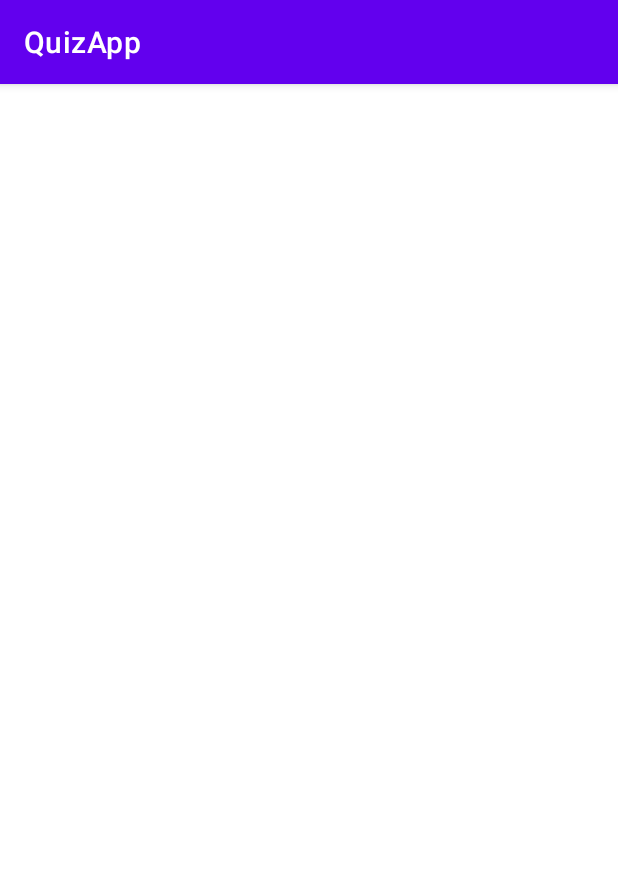
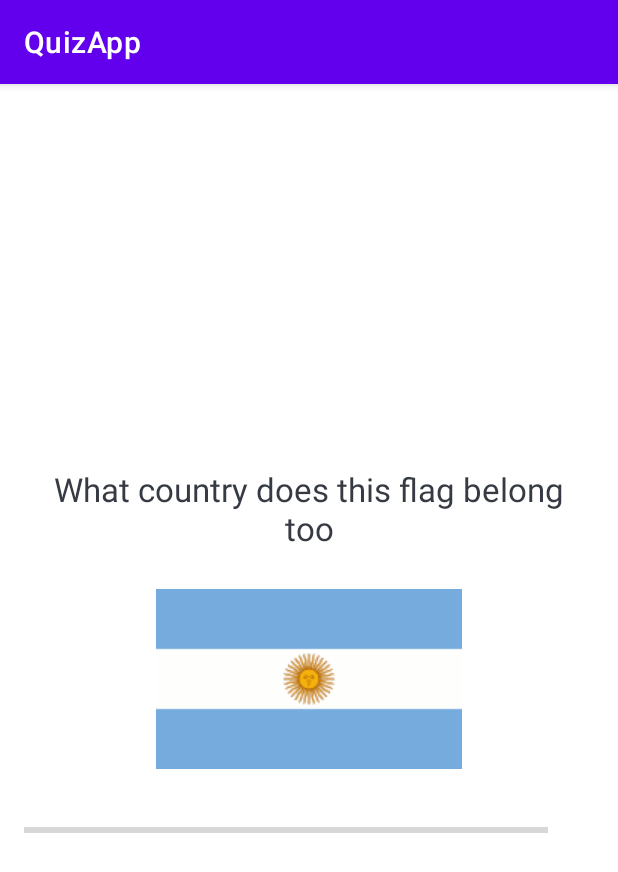
Before and after one commit to simonw101/QuizApp, an Android app: the QuizQuestionsActivity screen opened directly, with no data from a screen before it, on a phone screen of 412 x 824 dp. Shown: the top 872 px of the screen. Run offline under Robolectric (Android 15) with nearby library versions, the phone set to English and light mode, and no system bars.

```diff
--- a/app/src/main/java/com/example/quizapp/QuizQuestionsActivity.kt
+++ b/app/src/main/java/com/example/quizapp/QuizQuestionsActivity.kt
@@ -2,6 +2,7 @@ package com.example.quizapp
 
 import androidx.appcompat.app.AppCompatActivity
 import android.os.Bundle
+import android.util.Log
 import com.example.quizapp.databinding.ActivityQuizQuestionsBinding
 
 class QuizQuestionsActivity : AppCompatActivity() {
@@ -12,5 +13,9 @@ class QuizQuestionsActivity : AppCompatActivity() {
         super.onCreate(savedInstanceState)
         binding = ActivityQuizQuestionsBinding.inflate(layoutInflater)
         setContentView(binding.root)
+
+        val questionList = Constants.getQuestions()
+
+        Log.i("info", "${questionList.size}")
     }
 }
--- a/app/src/main/res/layout/activity_quiz_questions.xml
+++ b/app/src/main/res/layout/activity_quiz_questions.xml
@@ -1,9 +1,74 @@
 <?xml version="1.0" encoding="utf-8"?>
-<androidx.constraintlayout.widget.ConstraintLayout xmlns:android="http://schemas.android.com/apk/res/android"
+<ScrollView xmlns:android="http://schemas.android.com/apk/res/android"
     xmlns:app="http://schemas.android.com/apk/res-auto"
     xmlns:tools="http://schemas.android.com/tools"
     android:layout_width="match_parent"
     android:layout_height="match_parent"
+    android:fillViewport="true"
     tools:context=".QuizQuestionsActivity">
 
-</androidx.constraintlayout.widget.ConstraintLayout>
+    <LinearLayout
+        android:layout_width="match_parent"
+        android:layout_height="wrap_content"
+        android:orientation="vertical"
+        android:gravity="center"
+        android:padding="16dp">
+
+        <TextView
+            android:id="@+id/tv_question"
+            android:layout_width="match_parent"
+            android:layout_height="wrap_content"
+            android:layout_margin="10dp"
+            android:gravity="center"
+            android:textColor="#363a43"
+            android:textSize="22sp"
+            android:text="What country does this flag belong too"/>
+
+
+        <ImageView
+            android:id="@+id/iv_image"
+            android:layout_width="wrap_content"
+            android:layout_height="wrap_content"
+            android:layout_marginTop="16dp"
+            android:src="@drawable/ic_flag_of_argentina"
+            />
+
+        <LinearLayout
+            android:id="@+id/llProgressDetails"
+            android:layout_width="match_parent"
+            android:layout_height="wrap_content"
+            android:layout_marginTop="16dp"
+            android:gravity="center_vertical"
+            android:orientation="horizontal" >
+
+            <ProgressBar
+                android:id="@+id/progress_bar"
+                style="?android:attr/progressBarStyleHorizontal"
+                android:layout_width="0dp"
+                android:layout_height="wrap_content"
+                android:layout_weight="1"
+                android:max="10"
+                android:minHeight="50dp"
+                android:progress="0"
+                android:indeterminate="false"
+                />
+
+            <TextView
+                android:id="@+id/tv_progress"
+                android:layout_width="wrap_content"
+                android:layout_height="wrap_content"
+                android:gravity="center"
+                android:padding="15dp"
+                android:textColorHint="#7a8089"
+                android:textSize="14sp"
+                tools:text="0/10" />
+
+        </LinearLayout>
+
+
+
+    </LinearLayout>
+
+
+
+</ScrollView>
```
